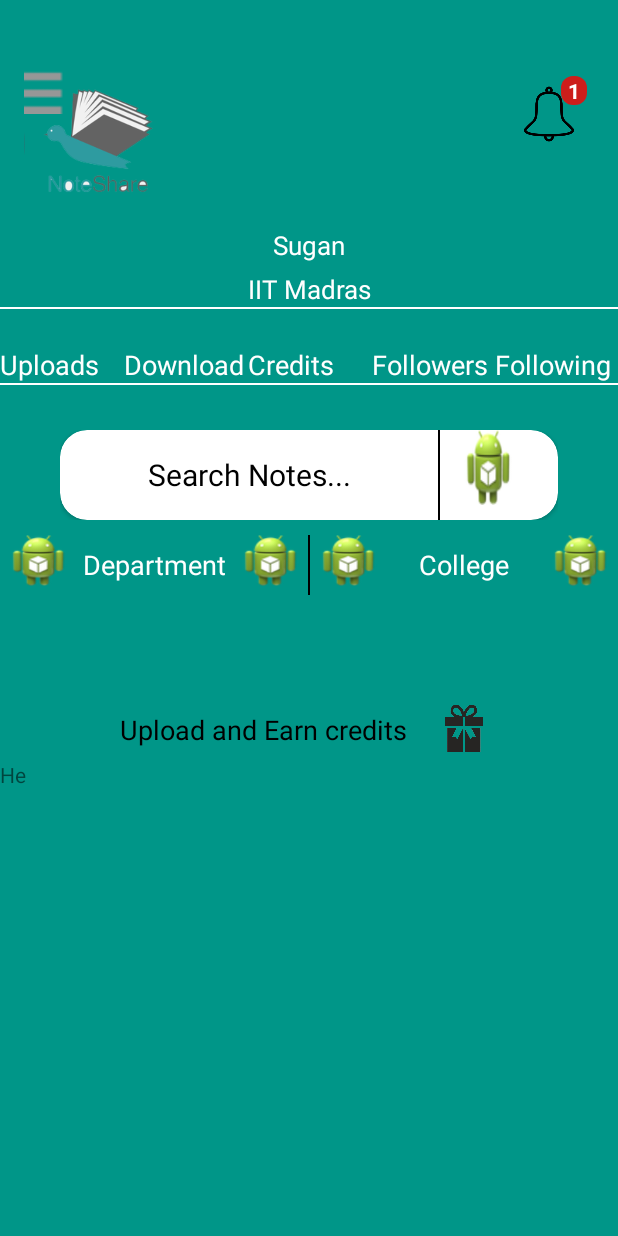
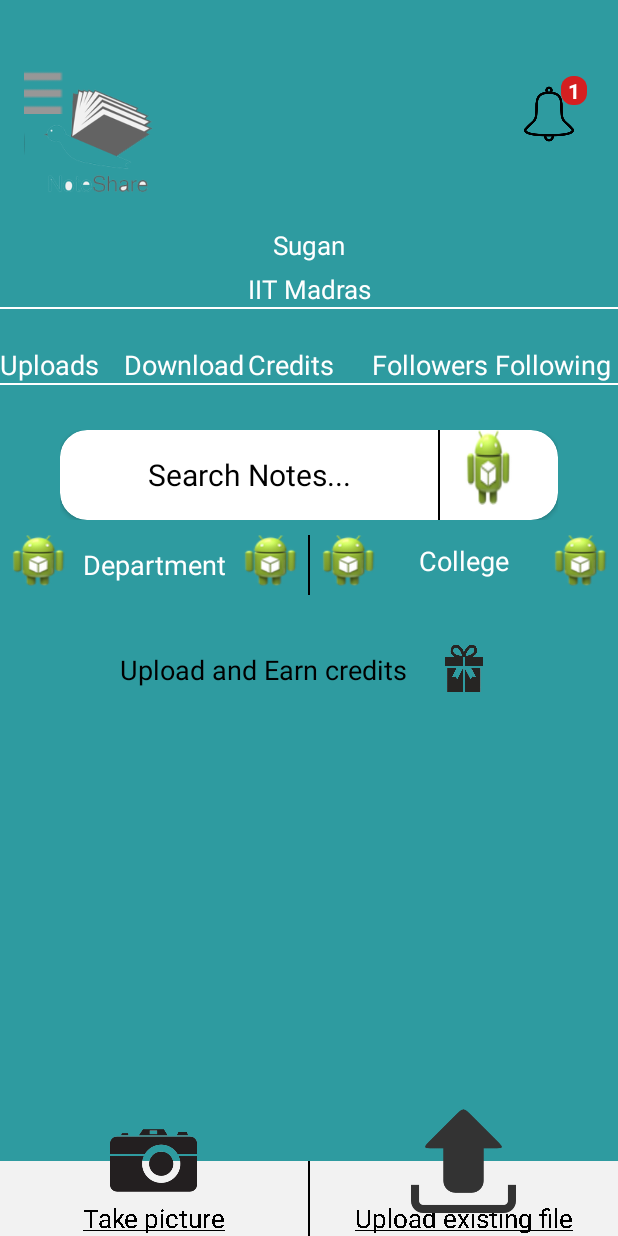
Before and after one commit to SuganPrabu96/Noteshare, an Android app: the screen it shows after launch (MainActivity), on a phone screen of 412 x 824 dp. Run offline under Robolectric (Android 15) with nearby library versions, the phone set to English and light mode, and no system bars; our stand-ins replace CircleImageView; libraries missing offline, so code that uses them is left out: com.facebook.widget; plain views replace ProfilePictureView; 3 statements that could not run were skipped.

Commit message:
Lot of work done in my_profile layout

```diff
--- a/app/src/main/java/noteshare/noteshare/MainActivity.java
+++ b/app/src/main/java/noteshare/noteshare/MainActivity.java
@@ -2,6 +2,7 @@ package noteshare.noteshare;
 
 import android.app.AlertDialog;
 import android.content.DialogInterface;
+import android.graphics.Paint;
 import android.os.Bundle;
 import android.support.v4.app.Fragment;
 import android.support.v4.app.FragmentManager;
@@ -230,8 +231,8 @@ public class MainActivity extends ActionBarActivity {
         public MyProfileFragment() {
         }
 
-        private ImageView drawer, notifBell;
-        private TextView uploadsTV, downloadsTV, creditsTV, followersTV, followingTV;
+        private ImageView drawerIV, notifBellIV, cameraIV, uploadFileIV;
+        private TextView uploadsTV, downloadsTV, creditsTV, followersTV, followingTV, takePicTV, uploadFileTV;
         private BadgeView badge;
 
         @Override
@@ -239,15 +240,27 @@ public class MainActivity extends ActionBarActivity {
                                  Bundle savedInstanceState) {
             final View rootView = inflater.inflate(R.layout.fragment_my_profile, container, false);
 
-            drawer = (ImageView) rootView.findViewById(R.id.ic_drawer);
-            notifBell = (ImageView) rootView.findViewById(R.id.my_page_notif);
-            badge = new BadgeView(rootView.getContext(), notifBell);
+            drawerIV = (ImageView) rootView.findViewById(R.id.ic_drawer);
+            notifBellIV = (ImageView) rootView.findViewById(R.id.my_page_notif);
+            cameraIV = (ImageView) rootView.findViewById(R.id.main_footer_camera);
+            uploadFileIV = (ImageView) rootView.findViewById(R.id.main_footer_upload);
+            uploadsTV = (TextView) rootView.findViewById(R.id.my_page_uploads_count);
+            downloadsTV = (TextView) rootView.findViewById(R.id.my_page_downloads_count);
+            creditsTV = (TextView) rootView.findViewById(R.id.my_page_credits_count);
+            followersTV = (TextView) rootView.findViewById(R.id.my_page_followers_count);
+            followingTV = (TextView) rootView.findViewById(R.id.my_page_following_count);
+            takePicTV = (TextView) rootView.findViewById(R.id.main_footer_take_pic);
+            uploadFileTV = (TextView) rootView.findViewById(R.id.main_footer_upload_existing);
+            badge = new BadgeView(rootView.getContext(), notifBellIV);
+
+            takePicTV.setPaintFlags(Paint.UNDERLINE_TEXT_FLAG);
+            uploadFileTV.setPaintFlags(Paint.UNDERLINE_TEXT_FLAG);
 
             badge.setText("1");
             badge.setBadgePosition(badge.POSITION_TOP_RIGHT);
             badge.show();
 
-            drawer.setOnClickListener(new View.OnClickListener() {
+            drawerIV.setOnClickListener(new View.OnClickListener() {
                 @Override
                 public void onClick(View v) {
                     MainActivity.openDrawer();
--- a/app/src/main/res/layout/activity_main_footer.xml
+++ b/app/src/main/res/layout/activity_main_footer.xml
@@ -1,11 +1,115 @@
 <?xml version="1.0" encoding="utf-8"?>
 <LinearLayout xmlns:android="http://schemas.android.com/apk/res/android"
-    android:orientation="vertical" android:layout_width="match_parent"
+    android:orientation="vertical"
+    android:layout_width="match_parent"
     android:layout_height="match_parent">
 
-    <TextView
-    android:layout_width="wrap_content"
-    android:layout_height="wrap_content"
-    android:text="He"/>
+    <LinearLayout
+        android:layout_width="match_parent"
+        android:layout_height="wrap_content"
+        android:orientation="horizontal"
+        android:weightSum="2">
+
+        <RelativeLayout
+            android:layout_width="match_parent"
+            android:layout_height="wrap_content"
+            android:layout_weight="1">
+
+            <LinearLayout
+                android:layout_width="match_parent"
+                android:layout_height="wrap_content"
+                android:orientation="vertical"
+                android:weightSum="2">
+
+                <LinearLayout
+                    android:layout_width="match_parent"
+                    android:layout_height="50dp"
+                    android:layout_weight="1"
+                    android:background="#2E9BA0"/>
+
+                <LinearLayout
+                    android:layout_width="match_parent"
+                    android:layout_height="50dp"
+                    android:background="#F2F2F2"
+                    android:layout_weight="1">
+
+                    <TextView
+                        android:layout_width="match_parent"
+                        android:layout_height="wrap_content"
+                        android:textColor="#000"
+                        android:textSize="17sp"
+                        android:text="Take picture"
+                        android:layout_gravity="center_horizontal|bottom"
+                        android:gravity="center"
+                        android:id="@+id/main_footer_take_pic"/>
+
+                </LinearLayout>
+
+                </LinearLayout>
+
+            <ImageView
+                android:layout_width="70dp"
+                android:layout_height="70dp"
+                android:scaleType="fitXY"
+                android:layout_centerInParent="true"
+                android:src="@drawable/camera"
+                android:id="@+id/main_footer_camera"/>
+
+        </RelativeLayout>
+
+        <View
+            android:layout_width="1dp"
+            android:layout_height="50dp"
+            android:layout_gravity="center_horizontal|bottom"
+            android:background="#000"/>
+
+        <RelativeLayout
+            android:layout_width="match_parent"
+            android:layout_height="wrap_content"
+            android:layout_weight="1">
+
+            <LinearLayout
+                android:layout_width="match_parent"
+                android:layout_height="wrap_content"
+                android:orientation="vertical"
+                android:weightSum="2">
+
+                <LinearLayout
+                    android:layout_width="match_parent"
+                    android:layout_height="50dp"
+                    android:layout_weight="1"
+                    android:background="#2E9BA0"/>
+
+                <LinearLayout
+                    android:layout_width="match_parent"
+                    android:layout_height="50dp"
+                    android:background="#F2F2F2"
+                    android:layout_weight="1">
+
+                    <TextView
+                        android:layout_width="match_parent"
+                        android:layout_height="wrap_content"
+                        android:textColor="#000"
+                        android:textSize="17sp"
+                        android:layout_gravity="center_horizontal|bottom"
+                        android:gravity="center"
+                        android:text="Upload existing file"
+                        android:id="@+id/main_footer_upload_existing"/>
+
+                    </LinearLayout>
+
+            </LinearLayout>
+
+            <ImageView
+                android:layout_width="70dp"
+                android:layout_height="70dp"
+                android:scaleType="fitXY"
+                android:layout_centerInParent="true"
+                android:src="@drawable/upload_icon"
+                android:id="@+id/main_footer_upload"/>
+
+        </RelativeLayout>
+
+    </LinearLayout>
 
 </LinearLayout>
--- a/app/src/main/res/layout/fragment_my_profile.xml
+++ b/app/src/main/res/layout/fragment_my_profile.xml
@@ -3,8 +3,7 @@
     android:layout_width="match_parent"
     android:layout_height="match_parent"
     android:paddingTop="@dimen/activity_vertical_margin"
-    android:paddingBottom="@dimen/activity_vertical_margin"
-    android:background="#009688"
+    android:background="#2E9BA0"
     android:orientation="vertical"
     tools:context="noteshare.noteshare.MyProfileFragment">
 
@@ -292,7 +291,7 @@
 
         <LinearLayout
             android:layout_width="0dp"
-            android:layout_height="match_parent"
+            android:layout_height="wrap_content"
             android:orientation="horizontal"
             android:layout_weight="1">
 
@@ -339,11 +338,11 @@
     <LinearLayout
         android:layout_width="match_parent"
         android:layout_height="wrap_content"
-        android:layout_marginTop="70dp">
+        android:layout_marginTop="30dp">
 
         <RelativeLayout
             android:layout_width="match_parent"
-            android:layout_height="match_parent">
+            android:layout_height="wrap_content">
 
             <LinearLayout
                 android:layout_width="wrap_content"
@@ -379,8 +378,9 @@
     <include
         layout="@layout/activity_main_footer"
         android:layout_alignParentBottom="true"
+        android:layout_centerHorizontal="true"
         android:layout_width="match_parent"
-        android:layout_height="match_parent"/>
+        android:layout_height="wrap_content"/>
 
         </RelativeLayout>
 
```
